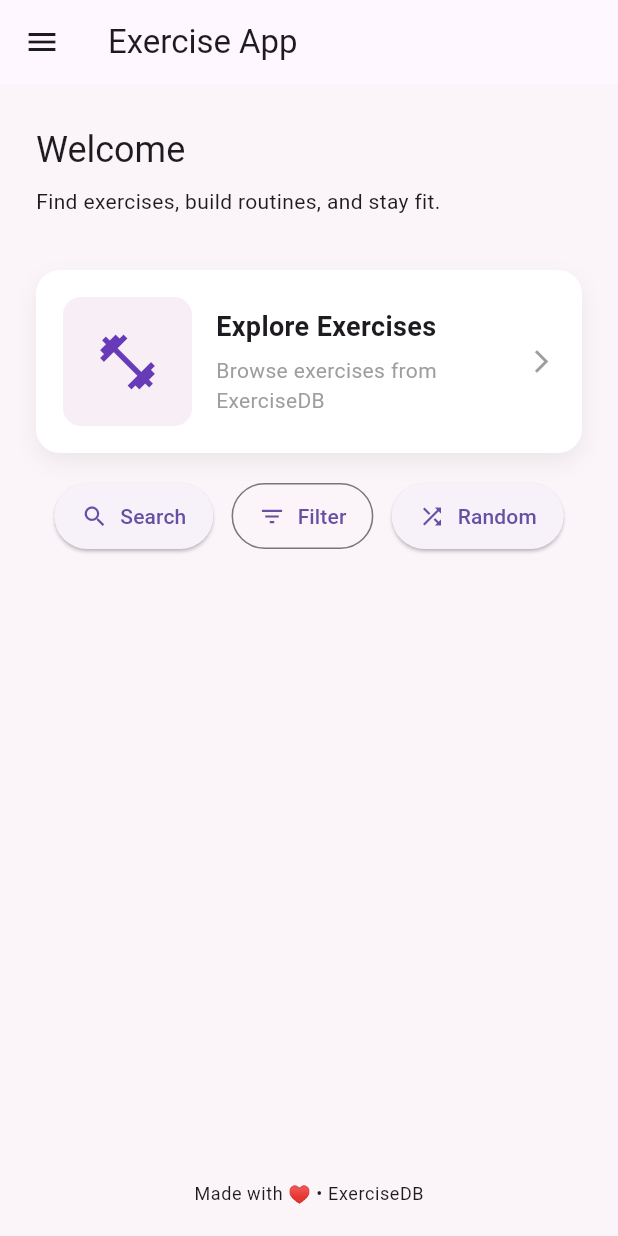
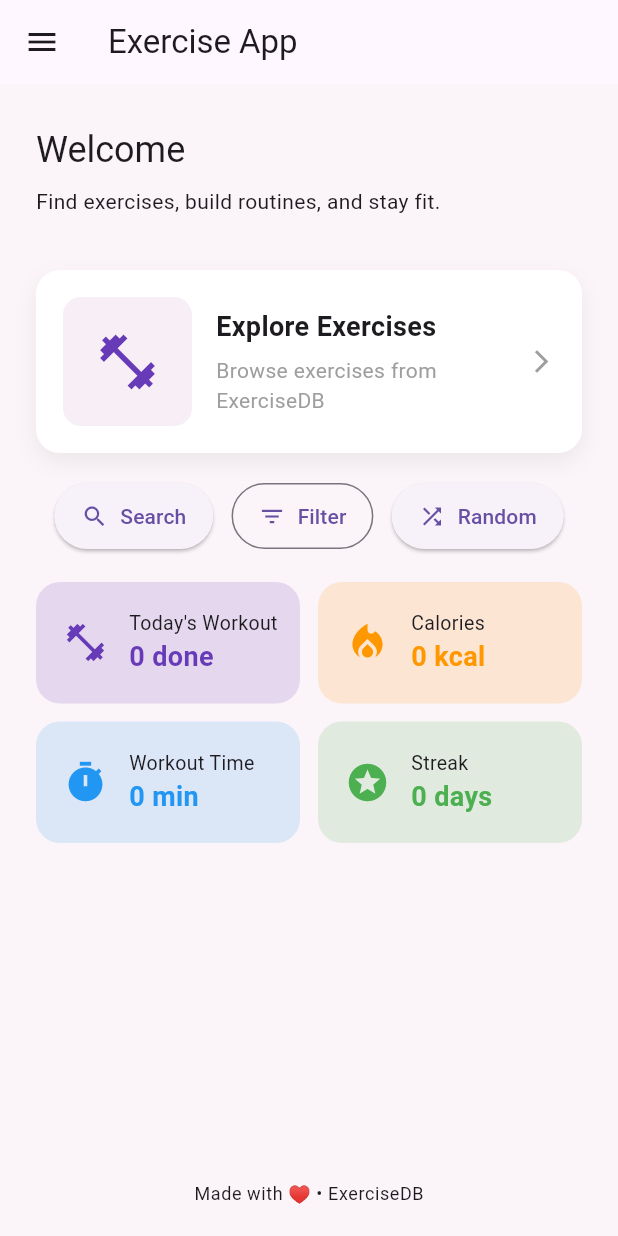
Before and after one commit to Karuki00/exercise_app, a Flutter app: the screen it shows after launch, on a phone screen of 412 x 824 dp. Run offline on Flutter 3.47's test engine with Material 3 defaults, Android fonts, the phone set to English and light mode, and no system bars.

Commit message:
Add Summary cards to the Home Page

```diff
--- a/lib/pages/home_page.dart
+++ b/lib/pages/home_page.dart
@@ -1,3 +1,4 @@
+import 'package:exercise_app/widgets/summary_card.dart';
 import 'package:flutter/material.dart';
 import 'exercise_list_page.dart';
 import 'package:exercise_app/widgets/app_drawer.dart';
@@ -144,6 +145,55 @@ class HomePage extends StatelessWidget {
               ],
             ),
 
+            // Summary cards
+            SizedBox(height: 20),
+
+            Row(
+              children: [
+                Expanded(
+                  child: SummaryCard(
+                    icon: Icons.fitness_center,
+                    title: "Today's Workout",
+                    value: "0 done",
+                    color: Colors.deepPurple,
+                  ),
+                ),
+                SizedBox(width: 12),
+                Expanded(
+                  child: SummaryCard(
+                    icon: Icons.local_fire_department,
+                    title: "Calories",
+                    value: "0 kcal",
+                    color: Colors.orange,
+                  ),
+                ),
+              ],
+            ),
+
+            SizedBox(height: 12),
+
+            Row(
+              children: [
+                Expanded(
+                  child: SummaryCard(
+                    icon: Icons.timer,
+                    title: "Workout Time",
+                    value: "0 min",
+                    color: Colors.blue,
+                  ),
+                ),
+                SizedBox(width: 12),
+                Expanded(
+                  child: SummaryCard(
+                    icon: Icons.stars,
+                    title: "Streak",
+                    value: "0 days",
+                    color: Colors.green,
+                  ),
+                ),
+              ],
+            ),
+
             const Spacer(),
 
             // Footer text
--- /dev/null
+++ b/lib/widgets/summary_card.dart
@@ -0,0 +1,47 @@
+import 'package:flutter/material.dart';
+
+class SummaryCard extends StatelessWidget {
+  final IconData icon;
+  final String title;
+  final String value;
+  final Color color;
+
+  const SummaryCard({
+    super.key,
+    required this.icon,
+    required this.title,
+    required this.value,
+    required this.color,
+  });
+
+  @override
+  Widget build(BuildContext context) {
+    return Container(
+      padding: const EdgeInsets.all(18),
+      decoration: BoxDecoration(
+        color: color.withOpacity(0.15),
+        borderRadius: BorderRadius.circular(16),
+      ),
+      child: Row(
+        children: [
+          Icon(icon, size: 30, color: color),
+          const SizedBox(width: 14),
+          Column(
+            crossAxisAlignment: CrossAxisAlignment.start,
+            children: [
+              Text(title, style: const TextStyle(fontSize: 13)),
+              Text(
+                value,
+                style: TextStyle(
+                  fontSize: 18,
+                  fontWeight: FontWeight.bold,
+                  color: color,
+                ),
+              ),
+            ],
+          ),
+        ],
+      ),
+    );
+  }
+}
```
